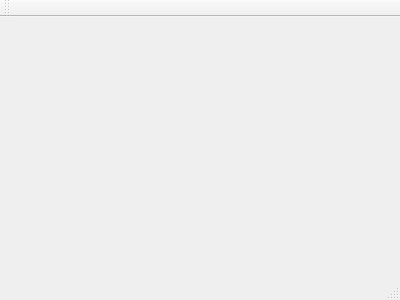
Old version of the form CODE/mainwindow.ui in the repository dervieuxC/gestionDemenagementCorrige.
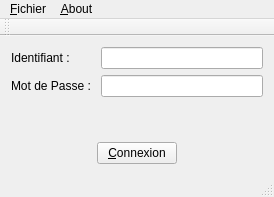
New version of the form.

Patch:
```diff
--- a/CODE/mainwindow.ui
+++ b/CODE/mainwindow.ui
@@ -1,24 +1,135 @@
 <ui version="4.0">
  <class>MainWindow</class>
- <widget class="QMainWindow" name="MainWindow" >
-  <property name="geometry" >
+ <widget class="QMainWindow" name="MainWindow">
+  <property name="geometry">
    <rect>
     <x>0</x>
     <y>0</y>
-    <width>400</width>
-    <height>300</height>
+    <width>274</width>
+    <height>197</height>
    </rect>
   </property>
   <property name="windowTitle" >
    <string>MainWindow</string>
   </property>
-  <widget class="QMenuBar" name="menuBar" />
-  <widget class="QToolBar" name="mainToolBar" />
-  <widget class="QWidget" name="centralWidget" />
-  <widget class="QStatusBar" name="statusBar" />
+  <property name="animated">
+   <bool>true</bool>
+  </property>
+  <widget class="QWidget" name="centralWidget">
+   <layout class="QVBoxLayout" name="verticalLayout">
+    <item>
+     <layout class="QFormLayout" name="formLayout">
+      <item row="0" column="0">
+       <widget class="QLabel" name="label">
+        <property name="text">
+         <string>Identifiant :</string>
+        </property>
+       </widget>
+      </item>
+      <item row="0" column="1">
+       <widget class="QLineEdit" name="lineEdit"/>
+      </item>
+      <item row="1" column="0">
+       <widget class="QLabel" name="labelMDP">
+        <property name="text">
+         <string>Mot de Passe : </string>
+        </property>
+       </widget>
+      </item>
+      <item row="1" column="1">
+       <widget class="QLineEdit" name="lineEditMDP"/>
+      </item>
+     </layout>
+    </item>
+    <item>
+     <layout class="QHBoxLayout" name="horizontalLayout">
+      <item>
+       <spacer name="horizontalSpacer">
+        <property name="orientation">
+         <enum>Qt::Horizontal</enum>
+        </property>
+        <property name="sizeHint" stdset="0">
+         <size>
+          <width>40</width>
+          <height>20</height>
+         </size>
+        </property>
+       </spacer>
+      </item>
+      <item>
+       <widget class="QPushButton" name="pushButtonConnexion">
+        <property name="text">
+         <string>&amp;Connexion</string>
+        </property>
+       </widget>
+      </item>
+      <item>
+       <spacer name="horizontalSpacer_2">
+        <property name="orientation">
+         <enum>Qt::Horizontal</enum>
+        </property>
+        <property name="sizeHint" stdset="0">
+         <size>
+          <width>40</width>
+          <height>20</height>
+         </size>
+        </property>
+       </spacer>
+      </item>
+     </layout>
+    </item>
+   </layout>
+   <zorder>lineEditMDP</zorder>
+   <zorder>labelMDP</zorder>
+   <zorder>pushButtonConnexion</zorder>
+   <zorder>lineEdit</zorder>
+   <zorder>label</zorder>
+   <zorder>horizontalSpacer</zorder>
+   <zorder>labelMDP</zorder>
+   <zorder>label</zorder>
+   <zorder>lineEdit</zorder>
+   <zorder>horizontalSpacer</zorder>
+   <zorder>horizontalSpacer_2</zorder>
+  </widget>
+  <widget class="QMenuBar" name="menuBar">
+   <property name="geometry">
+    <rect>
+     <x>0</x>
+     <y>0</y>
+     <width>274</width>
+     <height>27</height>
+    </rect>
+   </property>
+   <widget class="QMenu" name="menuFichier">
+    <property name="title">
+     <string>&amp;Fichier</string>
+    </property>
+    <addaction name="actionQuitter"/>
+   </widget>
+   <widget class="QMenu" name="menuAbout">
+    <property name="title">
+     <string>&amp;About</string>
+    </property>
+   </widget>
+   <addaction name="menuFichier"/>
+   <addaction name="menuAbout"/>
+  </widget>
+  <widget class="QToolBar" name="mainToolBar">
+   <attribute name="toolBarArea">
+    <enum>TopToolBarArea</enum>
+   </attribute>
+   <attribute name="toolBarBreak">
+    <bool>false</bool>
+   </attribute>
+  </widget>
+  <widget class="QStatusBar" name="statusBar"/>
+  <action name="actionQuitter">
+   <property name="text">
+    <string>&amp;Quitter</string>
+   </property>
+  </action>
  </widget>
- <layoutDefault spacing="6" margin="11" />
- <pixmapfunction></pixmapfunction>
+ <layoutdefault spacing="6" margin="11"/>
  <resources/>
  <connections/>
 </ui>
```
Left out of the diff: 3 changed lines with no effect on the pictures.
